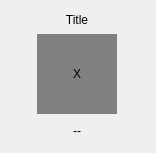
This is ui/thumbimagewidget.ui in athoune/Ema as Qt 5 draws it before an edit. The edited form follows.
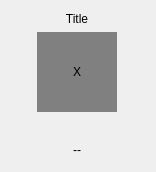
This is the edited form. Icons and pictures are not drawn.

Diff of the .ui file:
```diff
--- a/ui/thumbimagewidget.ui
+++ b/ui/thumbimagewidget.ui
@@ -6,15 +6,15 @@
    <rect>
     <x>0</x>
     <y>0</y>
-    <width>152</width>
-    <height>153</height>
+    <width>155</width>
+    <height>172</height>
    </rect>
   </property>
   <property name="windowTitle">
    <string>Form</string>
   </property>
   <layout class="QGridLayout" name="gridLayout">
-   <item row="2" column="3">
+   <item row="3" column="3">
     <widget class="QPushButton" name="rotateCWButton">
      <property name="sizePolicy">
       <sizepolicy hsizetype="Fixed" vsizetype="Fixed">
@@ -52,7 +52,7 @@
      </property>
     </widget>
    </item>
-   <item row="2" column="0">
+   <item row="3" column="0">
     <widget class="QPushButton" name="rotateCCWButton">
      <property name="sizePolicy">
       <sizepolicy hsizetype="Fixed" vsizetype="Fixed">
@@ -90,7 +90,7 @@
      </property>
     </widget>
    </item>
-   <item row="2" column="2">
+   <item row="3" column="2">
     <widget class="QLabel" name="infoLabel">
      <property name="toolTip">
       <string>Information</string>
@@ -150,6 +150,13 @@
      </property>
     </widget>
    </item>
+   <item row="2" column="2">
+    <widget class="QLabel" name="starsLabel">
+     <property name="text">
+      <string/>
+     </property>
+    </widget>
+   </item>
   </layout>
  </widget>
  <resources>
```
Left out of the diff: 2 changed lines with no effect on the pictures.
